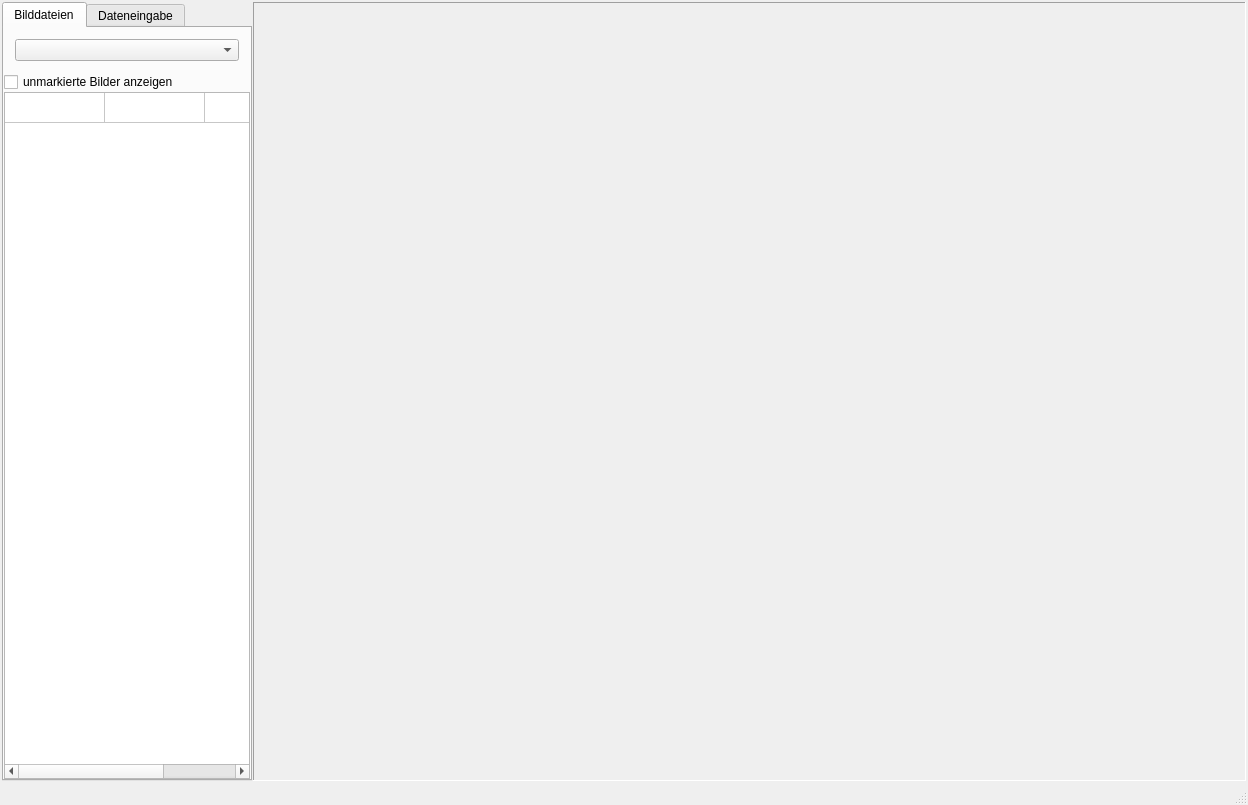
First picture: the form in ui/mainwindow.ui, repository ifaoe/2014-07-Bird-Census, before the edit.
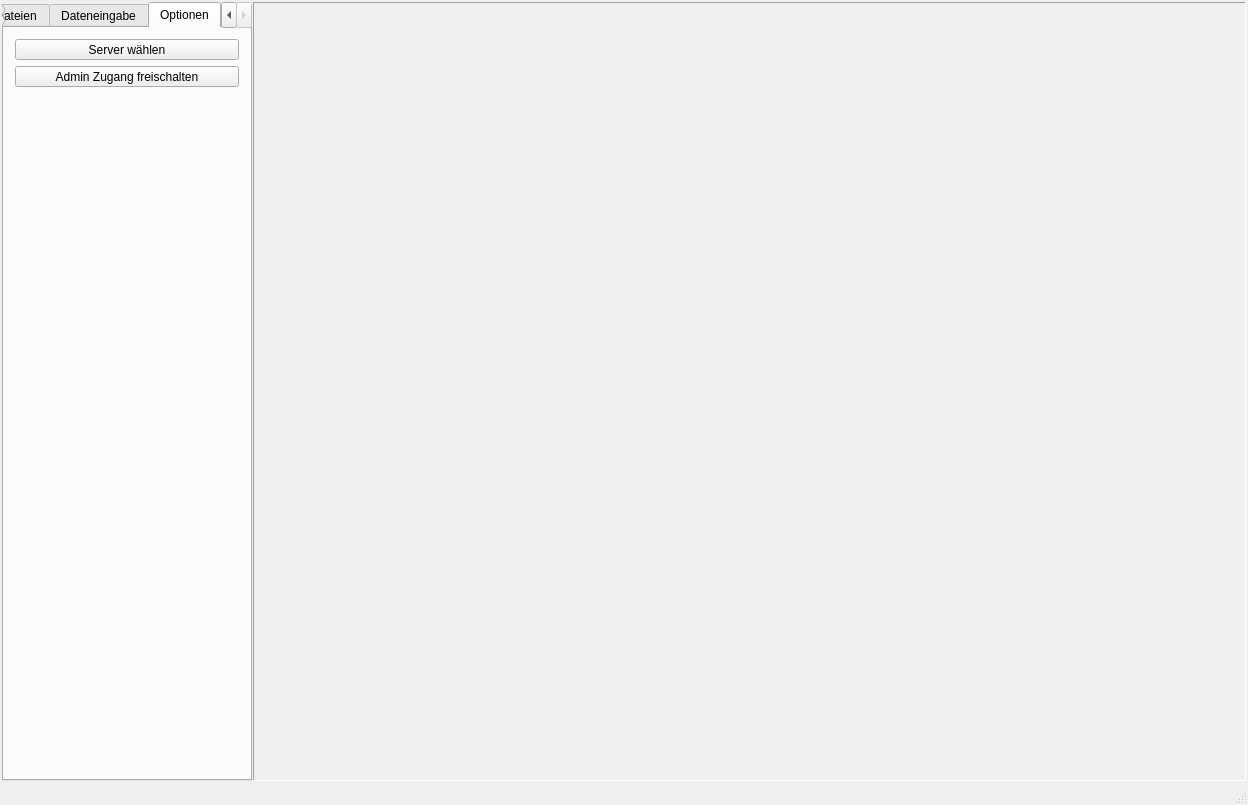
Second picture: the form after the edit. The open tabs and pages were chosen to show the change. Icons and pictures are not drawn. Custom widgets are drawn as their Qt base class.

Commit message: Added admin privileges dialog Added Server Selection dialog

The edit to the form file:
```diff
--- a/ui/mainwindow.ui
+++ b/ui/mainwindow.ui
@@ -232,7 +232,7 @@
                     <number>3</number>
                    </property>
                    <attribute name="horizontalHeaderVisible">
-                    <bool>false</bool>
+                    <bool>true</bool>
                    </attribute>
                    <attribute name="horizontalHeaderShowSortIndicator" stdset="0">
                     <bool>false</bool>
@@ -244,9 +244,21 @@
                     <bool>false</bool>
                    </attribute>
                    <row/>
-                   <column/>
-                   <column/>
-                   <column/>
+                   <column>
+                    <property name="text">
+                     <string>TRC</string>
+                    </property>
+                   </column>
+                   <column>
+                    <property name="text">
+                     <string>CAM</string>
+                    </property>
+                   </column>
+                   <column>
+                    <property name="text">
+                     <string>IMG</string>
+                    </property>
+                   </column>
                   </widget>
                  </item>
                 </layout>
@@ -805,6 +817,68 @@
               </item>
              </layout>
             </widget>
+            <widget class="QWidget" name="tab">
+             <attribute name="title">
+              <string>Optionen</string>
+             </attribute>
+             <layout class="QGridLayout" name="gridLayout_3">
+              <item row="0" column="0">
+               <widget class="QToolButton" name="option_server">
+                <property name="sizePolicy">
+                 <sizepolicy hsizetype="Expanding" vsizetype="Fixed">
+                  <horstretch>0</horstretch>
+                  <verstretch>0</verstretch>
+                 </sizepolicy>
+                </property>
+                <property name="text">
+                 <string>Server wählen</string>
+                </property>
+                <property name="icon">
+                 <iconset theme="server">
+                  <normaloff/>
+                 </iconset>
+                </property>
+                <property name="toolButtonStyle">
+                 <enum>Qt::ToolButtonTextBesideIcon</enum>
+                </property>
+               </widget>
+              </item>
+              <item row="2" column="0">
+               <spacer name="verticalSpacer">
+                <property name="orientation">
+                 <enum>Qt::Vertical</enum>
+                </property>
+                <property name="sizeHint" stdset="0">
+                 <size>
+                  <width>20</width>
+                  <height>40</height>
+                 </size>
+                </property>
+               </spacer>
+              </item>
+              <item row="1" column="0">
+               <widget class="QToolButton" name="option_admin">
+                <property name="sizePolicy">
+                 <sizepolicy hsizetype="Expanding" vsizetype="Fixed">
+                  <horstretch>0</horstretch>
+                  <verstretch>0</verstretch>
+                 </sizepolicy>
+                </property>
+                <property name="text">
+                 <string>Admin Zugang freischalten</string>
+                </property>
+                <property name="icon">
+                 <iconset theme="dialog-password">
+                  <normaloff/>
+                 </iconset>
+                </property>
+                <property name="toolButtonStyle">
+                 <enum>Qt::ToolButtonTextBesideIcon</enum>
+                </property>
+               </widget>
+              </item>
+             </layout>
+            </widget>
            </widget>
           </item>
          </layout>
```
Left out of the diff: 4 changed lines with no effect on the pictures. The commit also changes 24 other files.
